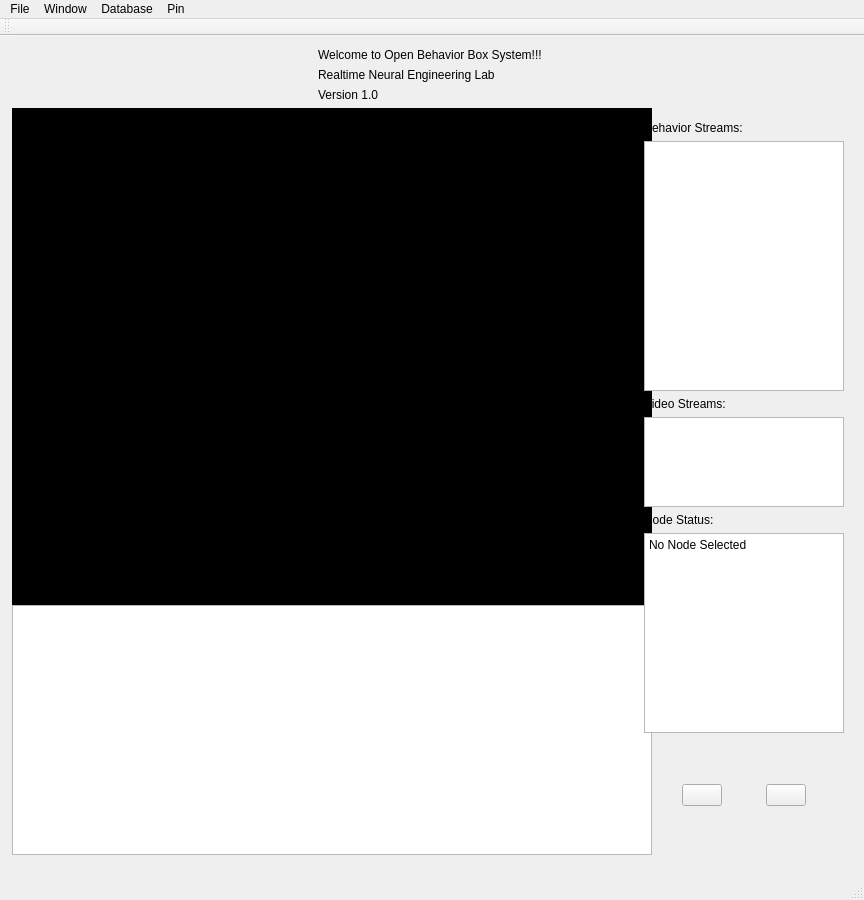
First picture: the form in OpenBBoxManager/mainwindow.ui, repository kemerelab/OpenBBox, before the edit.
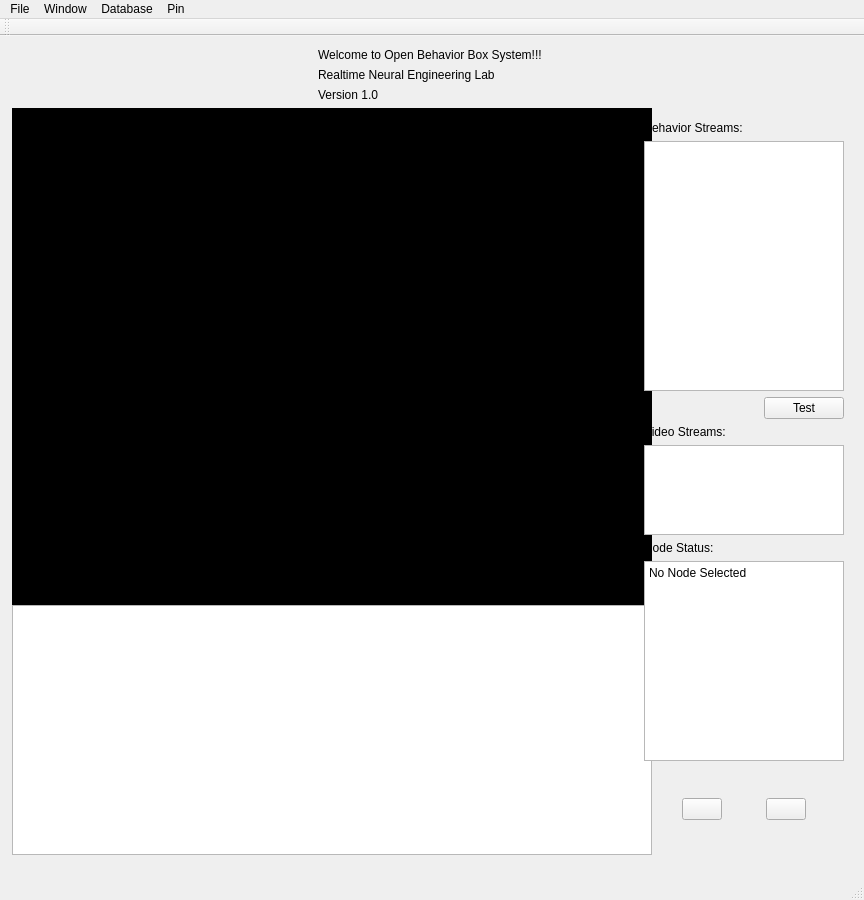
Second picture: the form after the edit. Icons and pictures are not drawn.

What changed in the file:
```diff
--- a/OpenBBoxManager/mainwindow.ui
+++ b/OpenBBoxManager/mainwindow.ui
@@ -210,6 +210,25 @@
            </property>
           </widget>
          </item>
+         <item alignment="Qt::AlignRight">
+          <widget class="QPushButton" name="testButton">
+           <property name="sizePolicy">
+            <sizepolicy hsizetype="Fixed" vsizetype="Fixed">
+             <horstretch>0</horstretch>
+             <verstretch>0</verstretch>
+            </sizepolicy>
+           </property>
+           <property name="text">
+            <string>Test</string>
+           </property>
+           <property name="iconSize">
+            <size>
+             <width>30</width>
+             <height>30</height>
+            </size>
+           </property>
+          </widget>
+         </item>
          <item>
           <widget class="QLabel" name="label_5">
            <property name="text">
```
